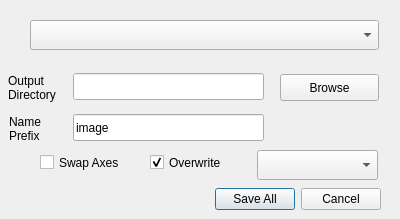
Old version of the form mantidimaging/gui/ui/save_dialog.ui in the repository mantidproject/mantidimaging.
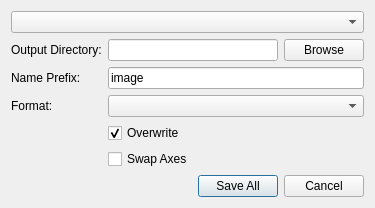
New version of the form.

Commit message:
Tidy layout on UI forms
Re #93

```diff
--- a/mantidimaging/gui/ui/save_dialog.ui
+++ b/mantidimaging/gui/ui/save_dialog.ui
@@ -6,97 +6,66 @@
    <rect>
     <x>0</x>
     <y>0</y>
-    <width>400</width>
-    <height>219</height>
+    <width>375</width>
+    <height>206</height>
    </rect>
   </property>
   <property name="windowTitle">
    <string>Save</string>
   </property>
-  <widget class="QDialogButtonBox" name="buttonBox">
-   <property name="geometry">
-    <rect>
-     <x>110</x>
-     <y>183</y>
-     <width>271</width>
-     <height>32</height>
-    </rect>
-   </property>
-   <property name="orientation">
-    <enum>Qt::Horizontal</enum>
-   </property>
-   <property name="standardButtons">
-    <set>QDialogButtonBox::Cancel|QDialogButtonBox::SaveAll</set>
-   </property>
-  </widget>
+  <layout class="QVBoxLayout" name="verticalLayout">
+   <item>
+    <widget class="QComboBox" name="stackNames"/>
+   </item>
+   <item>
+    <layout class="QGridLayout" name="gridLayout">
+     <item row="0" column="0">
+      <widget class="QLabel" name="label_2">
+       <property name="text">
+        <string>Output Directory:</string>
+       </property>
+      </widget>
+     </item>
+     <item row="1" column="0">
+      <widget class="QLabel" name="label">
+       <property name="text">
+        <string>Name Prefix:</string>
+       </property>
+      </widget>
+     </item>
+     <item row="0" column="1">
   <widget class="QLineEdit" name="savePath">
-   <property name="geometry">
-    <rect>
-     <x>73</x>
-     <y>73</y>
-     <width>191</width>
-     <height>27</height>
-    </rect>
-   </property>
    <property name="text">
     <string/>
    </property>
   </widget>
+     </item>
+     <item row="1" column="1" colspan="2">
+      <widget class="QLineEdit" name="namePrefix">
+       <property name="text">
+        <string>image</string>
+       </property>
+      </widget>
+     </item>
+     <item row="2" column="0">
+      <widget class="QLabel" name="label_3">
+       <property name="text">
+        <string>Format:</string>
+       </property>
+      </widget>
+     </item>
+     <item row="0" column="2">
   <widget class="QPushButton" name="browseButton">
-   <property name="geometry">
-    <rect>
-     <x>280</x>
-     <y>74</y>
-     <width>99</width>
-     <height>27</height>
-    </rect>
-   </property>
    <property name="text">
     <string>Browse</string>
    </property>
   </widget>
-  <widget class="QComboBox" name="formats">
-   <property name="geometry">
-    <rect>
-     <x>257</x>
-     <y>150</y>
-     <width>121</width>
-     <height>30</height>
-    </rect>
-   </property>
-  </widget>
-  <widget class="QComboBox" name="stackNames">
-   <property name="geometry">
-    <rect>
-     <x>30</x>
-     <y>20</y>
-     <width>349</width>
-     <height>30</height>
-    </rect>
-   </property>
-  </widget>
-  <widget class="QCheckBox" name="swapAxes">
-   <property name="geometry">
-    <rect>
-     <x>40</x>
-     <y>150</y>
-     <width>96</width>
-     <height>25</height>
-    </rect>
-   </property>
-   <property name="text">
-    <string>Swap Axes</string>
-   </property>
-  </widget>
+     </item>
+     <item row="2" column="1" colspan="2">
+      <widget class="QComboBox" name="formats"/>
+     </item>
+     <item row="3" column="1">
   <widget class="QCheckBox" name="overwriteAll">
-   <property name="geometry">
-    <rect>
-     <x>150</x>
-     <y>150</y>
-     <width>96</width>
-     <height>25</height>
-    </rect>
-   </property>
    <property name="text">
     <string>Overwrite</string>
    </property>
@@ -104,47 +73,27 @@
     <bool>true</bool>
    </property>
   </widget>
-  <widget class="QLineEdit" name="namePrefix">
-   <property name="geometry">
-    <rect>
-     <x>73</x>
-     <y>114</y>
-     <width>191</width>
-     <height>27</height>
-    </rect>
-   </property>
+     </item>
+     <item row="4" column="1">
+      <widget class="QCheckBox" name="swapAxes">
    <property name="text">
-    <string>image</string>
-   </property>
-  </widget>
-  <widget class="QLabel" name="label">
-   <property name="geometry">
-    <rect>
-     <x>9</x>
-     <y>114</y>
-     <width>60</width>
-     <height>30</height>
-    </rect>
-   </property>
-   <property name="text">
-    <string>Name
-Prefix</string>
-   </property>
-  </widget>
-  <widget class="QLabel" name="label_2">
-   <property name="geometry">
-    <rect>
-     <x>8</x>
-     <y>73</y>
-     <width>60</width>
-     <height>30</height>
-    </rect>
-   </property>
-   <property name="text">
-    <string>Output
-Directory</string>
-   </property>
-  </widget>
+        <string>Swap Axes</string>
+       </property>
+      </widget>
+     </item>
+    </layout>
+   </item>
+   <item>
+    <widget class="QDialogButtonBox" name="buttonBox">
+     <property name="orientation">
+      <enum>Qt::Horizontal</enum>
+     </property>
+     <property name="standardButtons">
+      <set>QDialogButtonBox::Cancel|QDialogButtonBox::SaveAll</set>
+     </property>
+    </widget>
+   </item>
+  </layout>
  </widget>
  <resources/>
  <connections>
```
Lines whose indentation alone changed are shown as unchanged. The commit also changes 1 other file.
